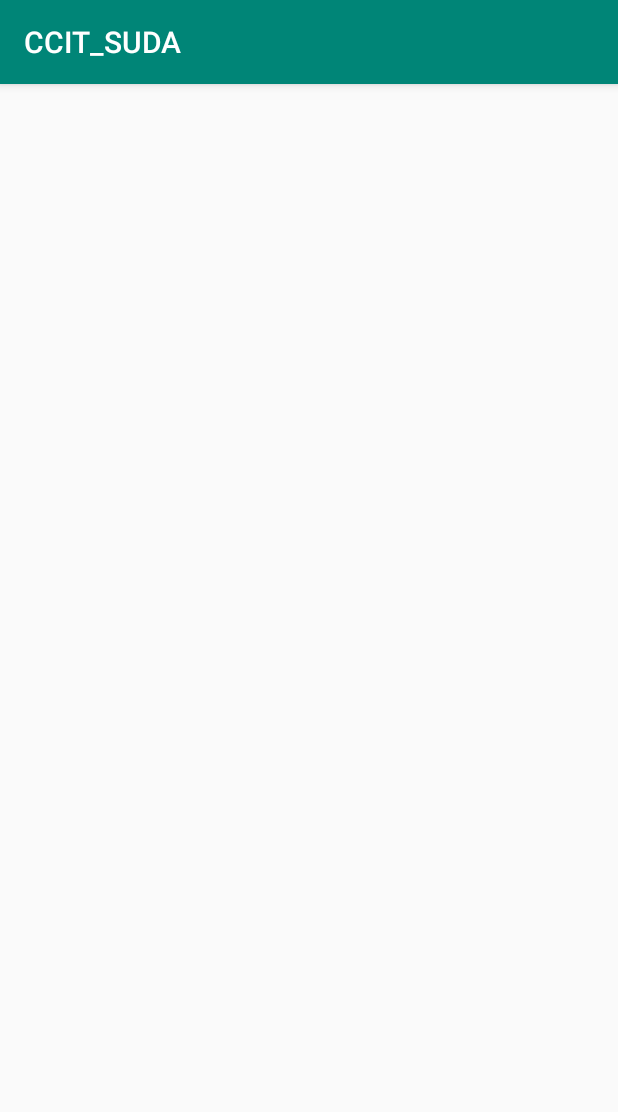
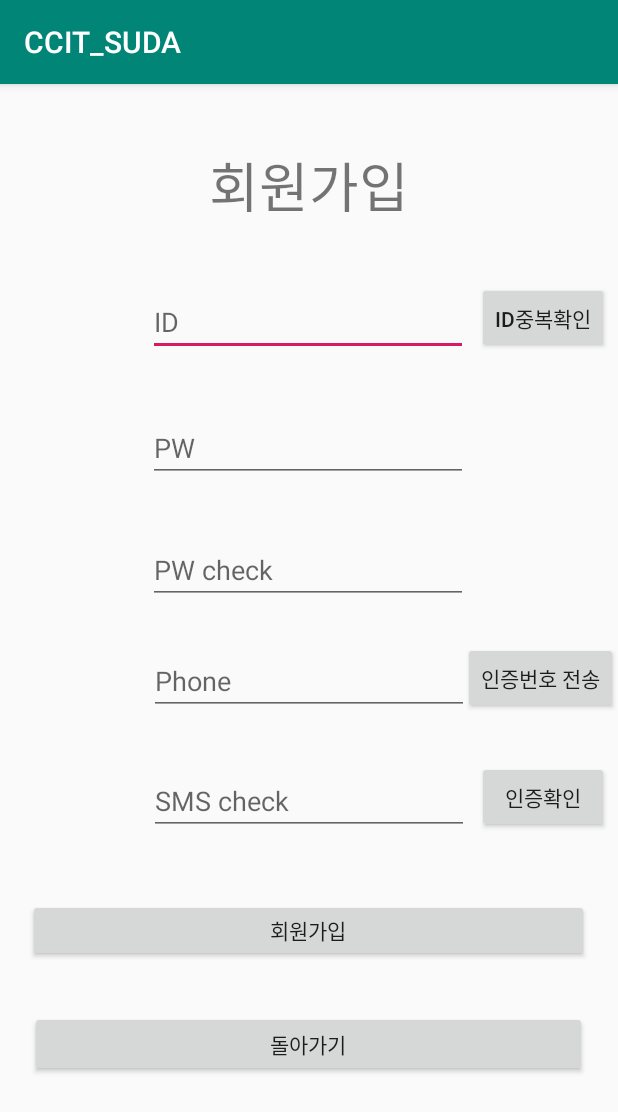
Before and after one commit to GyeongNam/Suda-App, an Android app: the SignUpActivity screen opened directly, with no data from a screen before it, on a phone screen of 412 x 824 dp. Shown: the top 1112 px of the screen. Run offline under Robolectric (Android 15) with nearby library versions, the phone set to English and light mode, and no system bars; network calls fail.

Commit message:
회원가입레이아웃재생성

```diff
--- a/app/src/main/res/layout/activity_sign_up.xml
+++ b/app/src/main/res/layout/activity_sign_up.xml
@@ -6,4 +6,143 @@
     android:layout_height="match_parent"
     tools:context=".SignUpActivity">
 
+    <TextView
+        android:id="@+id/textView"
+        android:layout_width="wrap_content"
+        android:layout_height="wrap_content"
+        android:text="회원가입"
+        android:textSize="36sp"
+        app:layout_constraintBottom_toBottomOf="parent"
+        app:layout_constraintEnd_toEndOf="parent"
+        app:layout_constraintStart_toStartOf="parent"
+        app:layout_constraintTop_toTopOf="parent"
+        app:layout_constraintVertical_bias="0.057" />
+
+    <EditText
+        android:id="@+id/et_id"
+        android:layout_width="wrap_content"
+        android:layout_height="wrap_content"
+        android:ems="10"
+        android:hint="ID"
+        android:inputType="textPersonName"
+        app:layout_constraintBottom_toBottomOf="parent"
+        app:layout_constraintEnd_toEndOf="parent"
+        app:layout_constraintHorizontal_bias="0.497"
+        app:layout_constraintStart_toStartOf="parent"
+        app:layout_constraintTop_toTopOf="parent"
+        app:layout_constraintVertical_bias="0.188" />
+
+    <EditText
+        android:id="@+id/et_pw"
+        android:layout_width="wrap_content"
+        android:layout_height="wrap_content"
+        android:ems="10"
+        android:hint="PW"
+        android:inputType="textPassword"
+        app:layout_constraintBottom_toBottomOf="parent"
+        app:layout_constraintEnd_toEndOf="parent"
+        app:layout_constraintHorizontal_bias="0.497"
+        app:layout_constraintStart_toStartOf="parent"
+        app:layout_constraintTop_toTopOf="parent"
+        app:layout_constraintVertical_bias="0.304" />
+
+    <EditText
+        android:id="@+id/et_repw"
+        android:layout_width="wrap_content"
+        android:layout_height="wrap_content"
+        android:ems="10"
+        android:hint="PW check"
+        android:inputType="textPassword"
+        app:layout_constraintBottom_toBottomOf="parent"
+        app:layout_constraintEnd_toEndOf="parent"
+        app:layout_constraintHorizontal_bias="0.497"
+        app:layout_constraintStart_toStartOf="parent"
+        app:layout_constraintTop_toTopOf="parent"
+        app:layout_constraintVertical_bias="0.417" />
+
+    <Button
+        android:id="@+id/bt_idcheck"
+        android:layout_width="wrap_content"
+        android:layout_height="wrap_content"
+        android:text="ID중복확인"
+        app:layout_constraintBottom_toBottomOf="parent"
+        app:layout_constraintEnd_toEndOf="parent"
+        app:layout_constraintHorizontal_bias="0.981"
+        app:layout_constraintStart_toStartOf="parent"
+        app:layout_constraintTop_toTopOf="parent"
+        app:layout_constraintVertical_bias="0.183" />
+
+    <EditText
+        android:id="@+id/et_phone"
+        android:layout_width="wrap_content"
+        android:layout_height="wrap_content"
+        android:ems="10"
+        android:hint="Phone"
+        android:inputType="phone"
+        app:layout_constraintBottom_toBottomOf="parent"
+        app:layout_constraintEnd_toEndOf="@+id/bt_smssend"
+        app:layout_constraintStart_toStartOf="parent"
+        app:layout_constraintTop_toTopOf="parent"
+        app:layout_constraintVertical_bias="0.519" />
+
+    <Button
+        android:id="@+id/bt_smssend"
+        android:layout_width="wrap_content"
+        android:layout_height="wrap_content"
+        android:text="인증번호 전송"
+        app:layout_constraintBottom_toBottomOf="parent"
+        app:layout_constraintEnd_toEndOf="parent"
+        app:layout_constraintHorizontal_bias="1.0"
+        app:layout_constraintStart_toStartOf="parent"
+        app:layout_constraintTop_toTopOf="parent"
+        app:layout_constraintVertical_bias="0.517" />
+
+    <EditText
+        android:id="@+id/et_smsnumber"
+        android:layout_width="wrap_content"
+        android:layout_height="wrap_content"
+        android:ems="10"
+        android:hint="SMS check"
+        android:inputType="number"
+        app:layout_constraintBottom_toBottomOf="parent"
+        app:layout_constraintEnd_toEndOf="parent"
+        app:layout_constraintStart_toStartOf="parent"
+        app:layout_constraintTop_toTopOf="parent"
+        app:layout_constraintVertical_bias="0.63" />
+
+    <Button
+        android:id="@+id/bt_smscheck"
+        android:layout_width="wrap_content"
+        android:layout_height="wrap_content"
+        android:text="인증확인"
+        app:layout_constraintBottom_toBottomOf="parent"
+        app:layout_constraintEnd_toEndOf="parent"
+        app:layout_constraintHorizontal_bias="0.981"
+        app:layout_constraintStart_toStartOf="parent"
+        app:layout_constraintTop_toTopOf="parent"
+        app:layout_constraintVertical_bias="0.627" />
+
+    <Button
+        android:id="@+id/bt_signup"
+        android:layout_width="374dp"
+        android:layout_height="42dp"
+        android:text="회원가입"
+        app:layout_constraintBottom_toBottomOf="parent"
+        app:layout_constraintEnd_toEndOf="parent"
+        app:layout_constraintHorizontal_bias="0.486"
+        app:layout_constraintStart_toStartOf="parent"
+        app:layout_constraintTop_toTopOf="parent"
+        app:layout_constraintVertical_bias="0.748" />
+
+    <Button
+        android:id="@+id/bt_back"
+        android:layout_width="371dp"
+        android:layout_height="44dp"
+        android:text="돌아가기"
+        app:layout_constraintBottom_toBottomOf="parent"
+        app:layout_constraintEnd_toEndOf="parent"
+        app:layout_constraintHorizontal_bias="0.498"
+        app:layout_constraintStart_toStartOf="parent"
+        app:layout_constraintTop_toTopOf="parent"
+        app:layout_constraintVertical_bias="0.854" />
 </androidx.constraintlayout.widget.ConstraintLayout>
```
